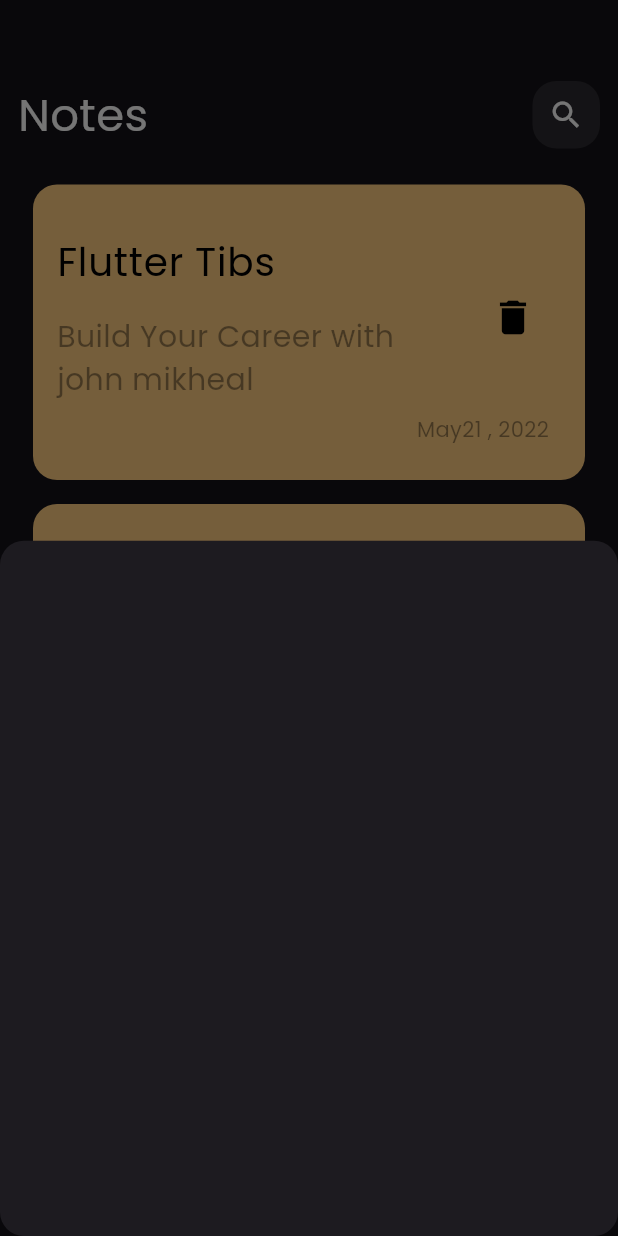
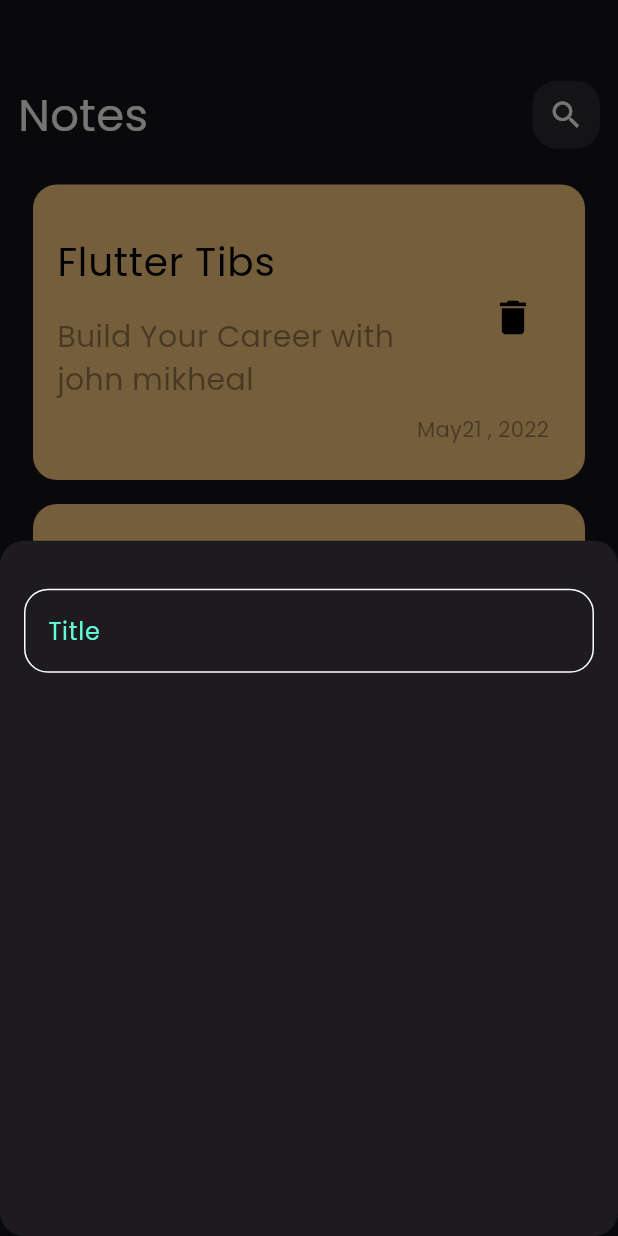
Before and after one commit to johnmikheal/notes_app, a Flutter app: the screen it shows after launch, after a tap on the "add" icon, on a phone screen of 412 x 824 dp. Run offline on Flutter 3.47's test engine with Material 3 defaults, Android fonts, the phone set to English and light mode, and no system bars.

Commit message:
create custom text field

```diff
--- /dev/null
+++ b/lib/const.dart
@@ -0,0 +1,3 @@
+import 'dart:ui';
+
+const KprimaryColor = const Color(0xff62fcd7);
--- a/lib/widgets/Add_Note_Model_Sheet.dart
+++ b/lib/widgets/Add_Note_Model_Sheet.dart
@@ -1,10 +1,21 @@
 import 'package:flutter/material.dart';
+import 'package:tkuo/widgets/custom_text_field.dart';
 
 class AddNoteModelSheet extends StatelessWidget {
   const AddNoteModelSheet({super.key});
 
   @override
   Widget build(BuildContext context) {
-    return Container();
+    return Padding(
+      padding: const EdgeInsets.symmetric(horizontal: 16),
+      child: Column(
+        children: [
+          SizedBox(
+            height: 32,
+          ),
+          CustomTextField(),
+        ],
+      ),
+    );
   }
 }
--- /dev/null
+++ b/lib/widgets/custom_text_field.dart
@@ -0,0 +1,30 @@
+import 'package:flutter/material.dart';
+import 'package:tkuo/const.dart';
+
+class CustomTextField extends StatelessWidget {
+  const CustomTextField({super.key});
+
+  @override
+  Widget build(BuildContext context) {
+    return TextField(
+      cursorColor: KprimaryColor,
+      decoration: InputDecoration(
+        hintText: 'Title',
+        hintStyle: const TextStyle(color: KprimaryColor),
+        border: BuildBorder(),
+        enabledBorder: BuildBorder(),
+        focusedBorder: BuildBorder(
+          KprimaryColor,
+        ),
+      ),
+    );
+  }
+
+  OutlineInputBorder BuildBorder([colore]) {
+    return OutlineInputBorder(
+        borderRadius: BorderRadius.circular(16),
+        borderSide: BorderSide(
+          color: colore ?? Colors.white,
+        ));
+  }
+}
```
